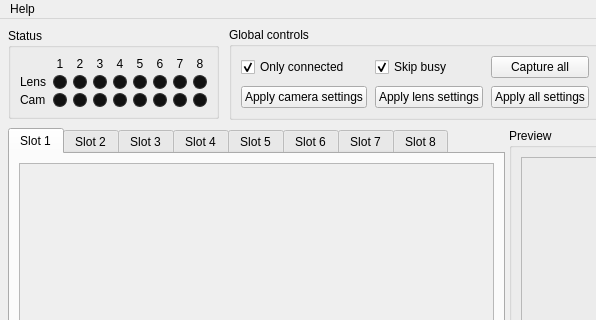
Above: frontend/src/MainWindow.ui from ABlairJamieson/Sigma_Lens_Control before the change; both pictures show x 0 to 596 and y 0 to 320 of the 1200 by 850 pixel window. Below: the same form after it.
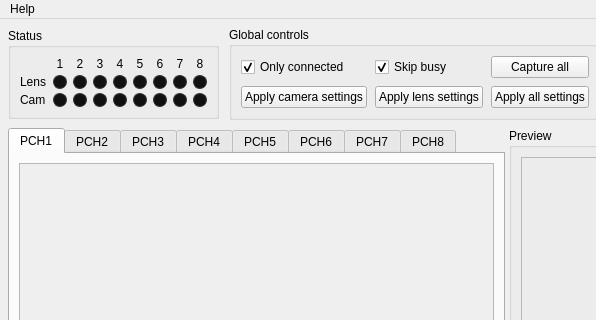
That is the form after the change. Custom widgets are drawn as their Qt base class.

Patch:
```diff
--- a/frontend/src/MainWindow.ui
+++ b/frontend/src/MainWindow.ui
@@ -117,7 +117,7 @@
       <widget class="QTabWidget" name="tabWidget_devices">
        <property name="currentIndex"><number>0</number></property>
        <widget class="QWidget" name="tab_slot1">
-        <attribute name="title"><string>Slot 1</string></attribute>
+        <attribute name="title"><string>PCH1</string></attribute>
         <layout class="QVBoxLayout" name="verticalLayout_slot1">
          <item>
           <widget class="QScrollArea" name="scroll_slot1">
@@ -128,7 +128,7 @@
         </layout>
        </widget>
        <widget class="QWidget" name="tab_slot2">
-        <attribute name="title"><string>Slot 2</string></attribute>
+        <attribute name="title"><string>PCH2</string></attribute>
         <layout class="QVBoxLayout" name="verticalLayout_slot2">
          <item>
           <widget class="QScrollArea" name="scroll_slot2">
@@ -139,7 +139,7 @@
         </layout>
        </widget>
        <widget class="QWidget" name="tab_slot3">
-        <attribute name="title"><string>Slot 3</string></attribute>
+        <attribute name="title"><string>PCH3</string></attribute>
         <layout class="QVBoxLayout" name="verticalLayout_slot3">
          <item>
           <widget class="QScrollArea" name="scroll_slot3">
@@ -150,7 +150,7 @@
         </layout>
        </widget>
        <widget class="QWidget" name="tab_slot4">
-        <attribute name="title"><string>Slot 4</string></attribute>
+        <attribute name="title"><string>PCH4</string></attribute>
         <layout class="QVBoxLayout" name="verticalLayout_slot4">
          <item>
           <widget class="QScrollArea" name="scroll_slot4">
@@ -161,7 +161,7 @@
         </layout>
        </widget>
        <widget class="QWidget" name="tab_slot5">
-        <attribute name="title"><string>Slot 5</string></attribute>
+        <attribute name="title"><string>PCH5</string></attribute>
         <layout class="QVBoxLayout" name="verticalLayout_slot5">
          <item>
           <widget class="QScrollArea" name="scroll_slot5">
@@ -172,7 +172,7 @@
         </layout>
        </widget>
        <widget class="QWidget" name="tab_slot6">
-        <attribute name="title"><string>Slot 6</string></attribute>
+        <attribute name="title"><string>PCH6</string></attribute>
         <layout class="QVBoxLayout" name="verticalLayout_slot6">
          <item>
           <widget class="QScrollArea" name="scroll_slot6">
@@ -183,7 +183,7 @@
         </layout>
        </widget>
        <widget class="QWidget" name="tab_slot7">
-        <attribute name="title"><string>Slot 7</string></attribute>
+        <attribute name="title"><string>PCH7</string></attribute>
         <layout class="QVBoxLayout" name="verticalLayout_slot7">
          <item>
           <widget class="QScrollArea" name="scroll_slot7">
@@ -194,7 +194,7 @@
         </layout>
        </widget>
        <widget class="QWidget" name="tab_slot8">
-        <attribute name="title"><string>Slot 8</string></attribute>
+        <attribute name="title"><string>PCH8</string></attribute>
         <layout class="QVBoxLayout" name="verticalLayout_slot8">
          <item>
           <widget class="QScrollArea" name="scroll_slot8">
```
